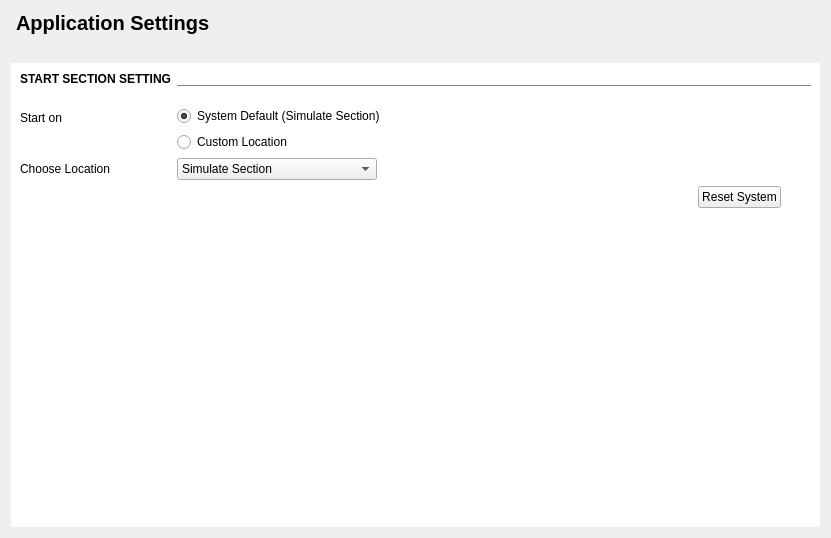
First picture: the form in src/views/manage_view.ui, repository devforgely/MFA-Simulator, before the edit.
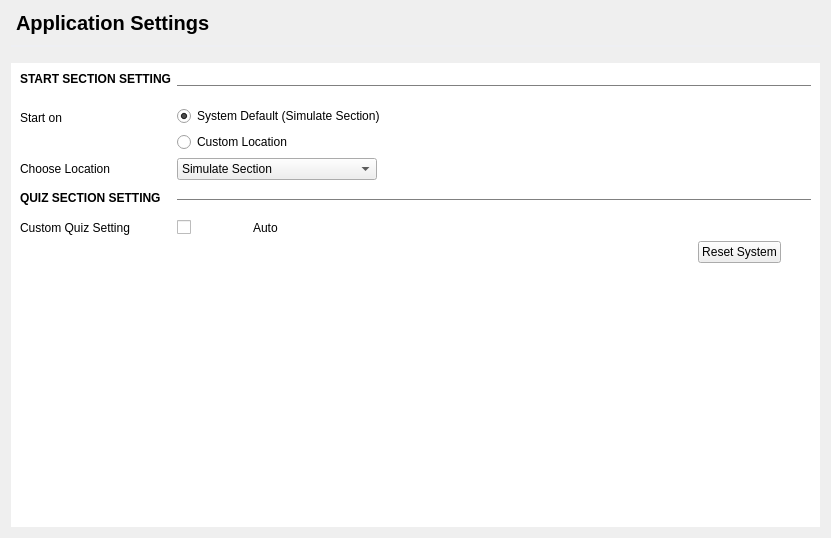
Second picture: the form after the edit. Custom widgets are drawn as their Qt base class.

```diff
--- a/src/views/manage_view.ui
+++ b/src/views/manage_view.ui
@@ -171,7 +171,7 @@
               </item>
              </widget>
             </item>
-            <item row="3" column="1">
+            <item row="5" column="1">
              <layout class="QHBoxLayout" name="horizontalLayout">
               <property name="rightMargin">
                <number>30</number>
@@ -185,6 +185,67 @@
               </item>
              </layout>
             </item>
+            <item row="3" column="1">
+             <widget class="QLabel" name="label_6">
+              <property name="styleSheet">
+               <string notr="true">border: none;
+border-top: 1px solid gray;
+margin-top: 13px;
+</string>
+              </property>
+              <property name="text">
+               <string/>
+              </property>
+             </widget>
+            </item>
+            <item row="3" column="0">
+             <widget class="QLabel" name="label_5">
+              <property name="styleSheet">
+               <string notr="true">font-size: 12pts;
+font-weight: 500;</string>
+              </property>
+              <property name="text">
+               <string>QUIZ SECTION SETTING</string>
+              </property>
+             </widget>
+            </item>
+            <item row="4" column="0">
+             <widget class="QLabel" name="label_7">
+              <property name="text">
+               <string>Custom Quiz Setting</string>
+              </property>
+             </widget>
+            </item>
+            <item row="4" column="1">
+             <layout class="QHBoxLayout" name="horizontalLayout_2">
+              <property name="leftMargin">
+               <number>0</number>
+              </property>
+              <property name="topMargin">
+               <number>0</number>
+              </property>
+              <item>
+               <widget class="ToggleSwitch" name="expand_toggle">
+                <property name="maximumSize">
+                 <size>
+                  <width>70</width>
+                  <height>16777215</height>
+                 </size>
+                </property>
+                <property name="text">
+                 <string/>
+                </property>
+               </widget>
+              </item>
+              <item>
+               <widget class="QLabel" name="custom_quiz_expand">
+                <property name="text">
+                 <string>Auto</string>
+                </property>
+               </widget>
+              </item>
+             </layout>
+            </item>
            </layout>
           </item>
          </layout>
@@ -203,6 +264,11 @@
    <header>widgets/shadow.h</header>
    <container>1</container>
   </customwidget>
+  <customwidget>
+   <class>ToggleSwitch</class>
+   <extends>QCheckBox</extends>
+   <header>widgets/clickables.h</header>
+  </customwidget>
  </customwidgets>
  <resources/>
  <connections/>
```
Left out of the diff: 16 changed lines with no effect on the pictures.
